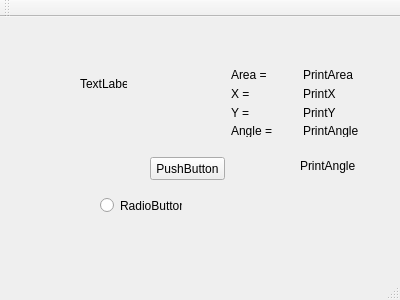
Before: the Qt Designer form mainwindow.ui in Freitag-fri/RobotVision, drawn with Qt 5.
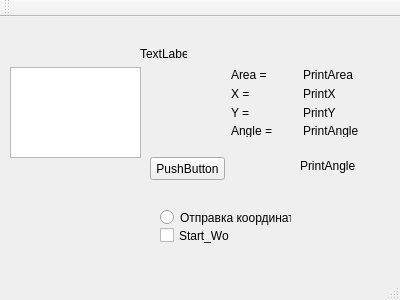
After: the same form once the commit is applied.

```diff
--- a/mainwindow.ui
+++ b/mainwindow.ui
@@ -98,8 +98,8 @@
    <widget class="QLabel" name="size">
     <property name="geometry">
      <rect>
-      <x>80</x>
-      <y>60</y>
+      <x>140</x>
+      <y>30</y>
       <width>47</width>
       <height>13</height>
      </rect>
@@ -111,14 +111,14 @@
    <widget class="QRadioButton" name="startWork">
     <property name="geometry">
      <rect>
-      <x>100</x>
-      <y>180</y>
-      <width>82</width>
-      <height>17</height>
+      <x>160</x>
+      <y>190</y>
+      <width>131</width>
+      <height>21</height>
      </rect>
     </property>
     <property name="text">
-     <string>RadioButton</string>
+     <string>Отправка координат</string>
     </property>
    </widget>
    <widget class="QLabel" name="PrintAngle_2">
@@ -134,6 +134,29 @@
      <string>PrintAngle</string>
     </property>
    </widget>
+   <widget class="QTextEdit" name="textEdit">
+    <property name="geometry">
+     <rect>
+      <x>10</x>
+      <y>50</y>
+      <width>131</width>
+      <height>91</height>
+     </rect>
+    </property>
+   </widget>
+   <widget class="QCheckBox" name="Start_Work">
+    <property name="geometry">
+     <rect>
+      <x>160</x>
+      <y>210</y>
+      <width>70</width>
+      <height>17</height>
+     </rect>
+    </property>
+    <property name="text">
+     <string>Start_Work</string>
+    </property>
+   </widget>
   </widget>
   <widget class="QMenuBar" name="menuBar">
    <property name="geometry">
```
